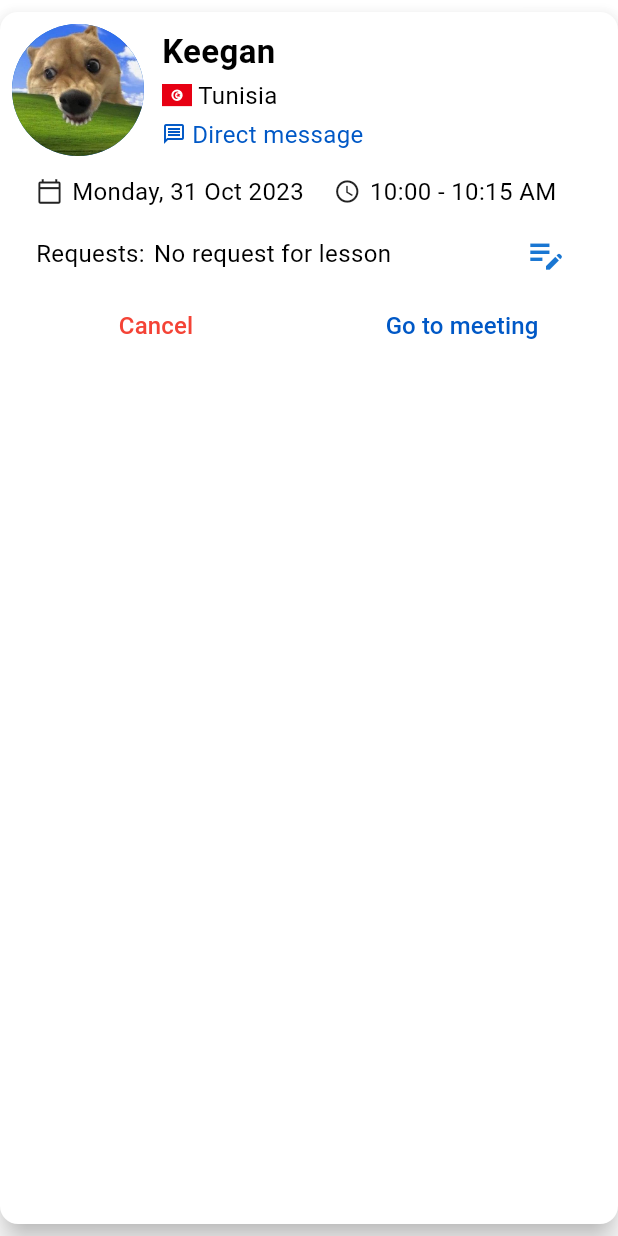
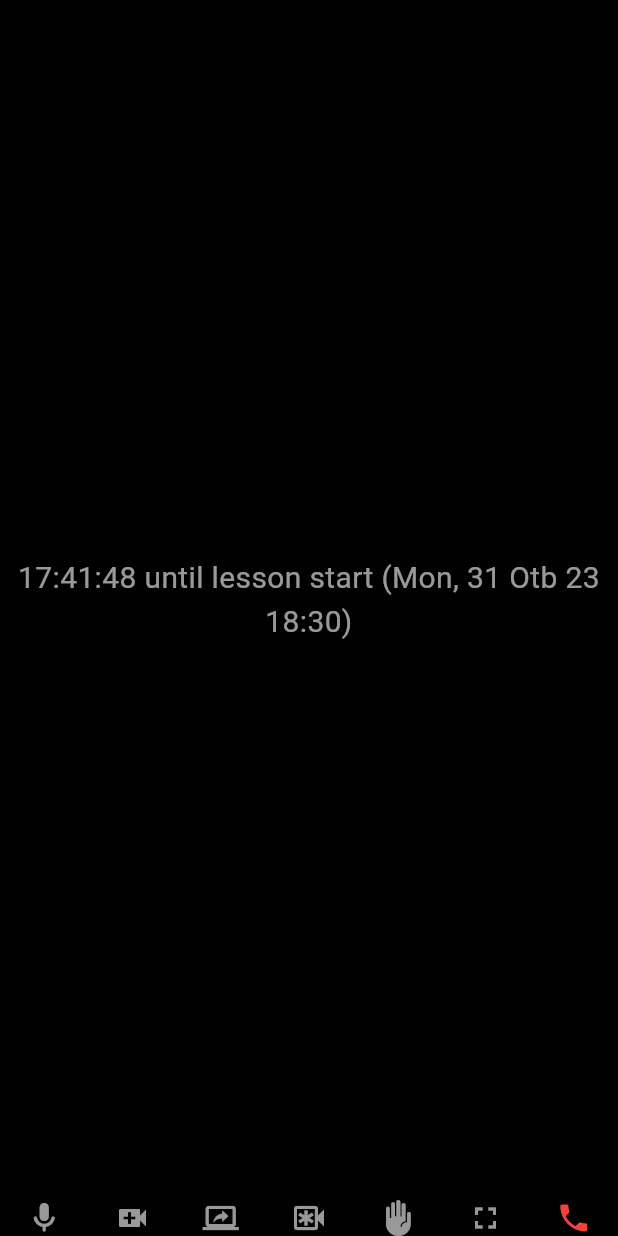
Before and after one commit to luuquang200/let_tutor, a Flutter app: the BookedScheduleCard widget shown alone on an empty page, opened directly, after a tap on "Go to meeting", on a phone screen of 412 x 824 dp. Run offline on Flutter 3.47's test engine with Material 2 defaults, Android fonts, the phone set to English and light mode, and no system bars; our stand-ins replace flutter_svg.

Commit message:
Added mockup video call screen

```diff
--- /dev/null
+++ b/lib/presentation/video_call_screen.dart
@@ -0,0 +1,71 @@
+import 'package:flutter/material.dart';
+
+class VideoCallScreen extends StatefulWidget {
+  const VideoCallScreen({super.key});
+
+  @override
+  State<VideoCallScreen> createState() => _VideoCallScreenState();
+}
+
+class _VideoCallScreenState extends State<VideoCallScreen> {
+  @override
+  Widget build(BuildContext context) {
+    return const SafeArea(
+      child: Scaffold(
+        backgroundColor: Colors.black,
+        body: Column(
+          children: [
+            Expanded(
+              child: Center(
+                child: Text(
+                  '17:41:48 until lesson start (Mon, 31 Otb 23 18:30)',
+                  textAlign: TextAlign.center,
+                  style: TextStyle(fontSize: 20, color: Colors.white60),
+                ),
+              ),
+            ),
+            Row(
+              children: [
+                Expanded(
+                    child: Icon(
+                  Icons.mic_rounded,
+                  color: Colors.white60,
+                )),
+                Expanded(
+                    child: Icon(
+                  Icons.video_call,
+                  color: Colors.white60,
+                )),
+                Expanded(
+                    child: Icon(
+                  Icons.screen_share_outlined,
+                  color: Colors.white60,
+                )),
+                Expanded(
+                    child: Icon(
+                  Icons.emergency_recording_outlined,
+                  color: Colors.white60,
+                )),
+                Expanded(
+                    child: Icon(
+                  Icons.front_hand,
+                  color: Colors.white60,
+                )),
+                Expanded(
+                    child: Icon(
+                  Icons.fullscreen_outlined,
+                  color: Colors.white60,
+                )),
+                Expanded(
+                    child: Icon(
+                  Icons.phone,
+                  color: Colors.red,
+                )),
+              ],
+            )
+          ],
+        ),
+      ),
+    );
+  }
+}
--- a/lib/presentation/widgets/booked_schedule_card.dart
+++ b/lib/presentation/widgets/booked_schedule_card.dart
@@ -8,7 +8,6 @@ class BookedScheduleCard extends StatelessWidget {
 
   @override
   Widget build(BuildContext context) {
-    String request = '';
     return Card(
       elevation: 8,
       margin: const EdgeInsets.symmetric(vertical: 8),
@@ -125,7 +124,7 @@ class BookedScheduleCard extends StatelessWidget {
     return Expanded(
       child: TextButton(
         onPressed: () {
-          // Navigator.pushNamed(context, Routes.videoCall);
+          Routes.navigateTo(context, Routes.videoCallScreen);
         },
         child: const Text(
           'Go to meeting',
--- a/lib/routes.dart
+++ b/lib/routes.dart
@@ -9,6 +9,7 @@ import 'package:let_tutor/presentation/topic_detail.dart';
 import 'package:let_tutor/presentation/tutor_detail.dart';
 import 'package:let_tutor/presentation/tutor_list_screen.dart';
 import 'package:let_tutor/presentation/tutor_review_screen.dart';
+import 'package:let_tutor/presentation/video_call_screen.dart';
 
 class Routes {
   static const String signInScreen = '/sign_in_screen';
@@ -21,6 +22,7 @@ class Routes {
   static const String courseDetail = '/course_detail';
   static const String topicDetail = '/topic_detail';
   static const String scheduleScreen = '/schedule_screen';
+  static const String videoCallScreen = '/video_call_screen';
 
   static Route<dynamic> generateRoute(RouteSettings settings) {
     switch (settings.name) {
@@ -44,6 +46,8 @@ class Routes {
         return MaterialPageRoute(builder: (_) => const TopicDetail());
       case scheduleScreen:
         return MaterialPageRoute(builder: (_) => const ScheduleSceen());
+      case videoCallScreen:
+        return MaterialPageRoute(builder: (_) => const VideoCallScreen());
       default:
         return MaterialPageRoute(builder: (_) => const UnknownScreen());
     }
```
